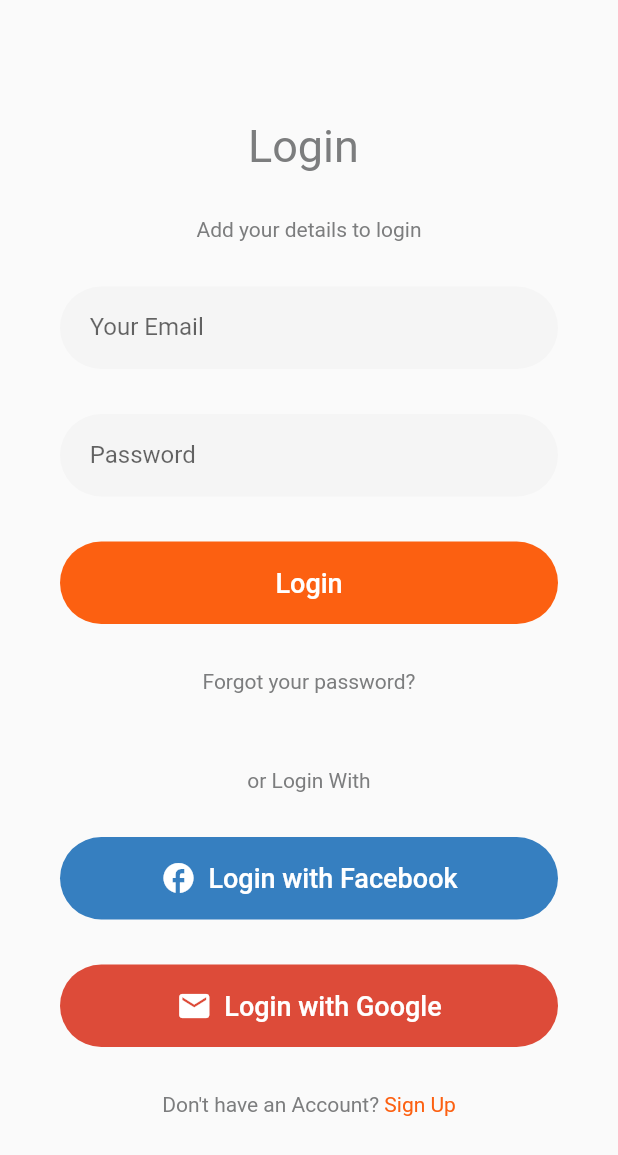
After one commit to EstephanieG0nzalez/MonkeyGP, a Flutter app: the Pantalla3 screen opened by its route, on a phone screen of 412 x 824 dp. The commit adds this screen. Shown: the top 1155 px of the screen. Run offline on Flutter 3.47's test engine with Material 2 defaults, Android fonts, the phone set to English and light mode, and no system bars.

Commit message:
Pantallas 3 y 4 Alexandra Guidiño

```diff
--- /dev/null
+++ b/lib/src/pages/pantalla3.dart
@@ -0,0 +1,206 @@
+import 'package:flutter/material.dart';
+
+class Pantalla3 extends StatelessWidget {
+  const Pantalla3({Key? key}) : super(key: key);
+
+  @override
+  Widget build(BuildContext context) {
+    final _height = MediaQuery.of(context).size.height;
+    return Scaffold(
+      body: Stack(
+        children: <Widget>[
+          Column(
+            children: <Widget>[
+              SizedBox(
+                height: _height * 1.0,
+                width: double.infinity,
+                child: Column(
+                  children: <Widget>[
+                    Container(
+                        margin: const EdgeInsets.only(top: 80.0),
+                        child: Wrap(
+                          alignment: WrapAlignment.center,
+                          children: const <Widget>[
+                            Text(
+                              'Login ',
+                              style: TextStyle(
+                                  color: Color.fromRGBO(124, 125, 126, 1.0),
+                                  fontSize: 30.0),
+                            ),
+                          ],
+                        )),
+                    const SizedBox(
+                      height: 30.0,
+                    ),
+                    Wrap(
+                      alignment: WrapAlignment.center,
+                      children: const <Widget>[
+                        Text(
+                          'Add your details to login',
+                          style: TextStyle(
+                              color: Color.fromRGBO(124, 125, 126, 1.0)),
+                        )
+                      ],
+                    ),
+                    const SizedBox(
+                      height: 30.0,
+                    ),
+                    Container(
+                      width: double.infinity,
+                      height: 55.0,
+                      margin: const EdgeInsets.only(left: 40.0, right: 40.0),
+                      decoration: BoxDecoration(
+                          borderRadius: BorderRadius.circular(30),
+                          color: Colors.grey[100]),
+                      child: TextFormField(
+                        obscureText: true,
+                        keyboardType: TextInputType.text,
+                        decoration: const InputDecoration(
+                          border: InputBorder.none,
+                          labelText: '     Your Email',
+                        ),
+                      ),
+                    ),
+                    const SizedBox(
+                      height: 30.0,
+                    ),
+                    Container(
+                      width: double.infinity,
+                      height: 55.0,
+                      margin: const EdgeInsets.only(left: 40.0, right: 40.0),
+                      decoration: BoxDecoration(
+                          borderRadius: BorderRadius.circular(30),
+                          color: Colors.grey[100]),
+                      child: TextFormField(
+                        obscureText: true,
+                        keyboardType: TextInputType.text,
+                        decoration: const InputDecoration(
+                          border: InputBorder.none,
+                          labelText: '     Password',
+                        ),
+                      ),
+                    ),
+                    const SizedBox(
+                      height: 30.0,
+                    ),
+                    Container(
+                      width: double.infinity,
+                      height: 55.0,
+                      margin: const EdgeInsets.only(left: 40.0, right: 40.0),
+                      decoration: BoxDecoration(
+                          borderRadius: BorderRadius.circular(30),
+                          color: Theme.of(context).primaryColor),
+                      child: const TextButton(
+                        onPressed: null,
+                        child: Text(
+                          'Login',
+                          style: TextStyle(
+                            fontSize: 18,
+                            color: Colors.white,
+                            //fontWeight: FontWeight.bold
+                          ),
+                        ),
+                      ),
+                    ),
+                    const SizedBox(
+                      height: 30.0,
+                    ),
+                    Wrap(
+                      alignment: WrapAlignment.center,
+                      children: const <Widget>[
+                        Text(
+                          'Forgot your password?',
+                          style: TextStyle(
+                              color: Color.fromRGBO(124, 125, 126, 1.0)),
+                        )
+                      ],
+                    ),
+                    const SizedBox(
+                      height: 50.0,
+                    ),
+                    Wrap(
+                      alignment: WrapAlignment.center,
+                      children: const <Widget>[
+                        Text(
+                          'or Login With',
+                          style: TextStyle(
+                              color: Color.fromRGBO(124, 125, 126, 1.0)),
+                        )
+                      ],
+                    ),
+                    const SizedBox(
+                      height: 30.0,
+                    ),
+                    Container(
+                      width: double.infinity,
+                      height: 55.0,
+                      margin: const EdgeInsets.only(left: 40.0, right: 40.0),
+                      decoration: BoxDecoration(
+                          borderRadius: BorderRadius.circular(30),
+                          color: const Color.fromRGBO(54, 127, 192, 1.0)),
+                      child: TextButton.icon(
+                          icon: const Icon(
+                            Icons.facebook,
+                            color: Colors.white,
+                          ),
+                          onPressed: null,
+                          label: const Text(
+                            'Login with Facebook',
+                            style: TextStyle(
+                              fontSize: 18,
+                              color: Colors.white,
+                            ),
+                          )),
+                    ),
+                    const SizedBox(
+                      height: 30.0,
+                    ),
+                    Container(
+                      width: double.infinity,
+                      height: 55.0,
+                      margin: const EdgeInsets.only(left: 40.0, right: 40.0),
+                      decoration: BoxDecoration(
+                          borderRadius: BorderRadius.circular(30),
+                          color: const Color.fromRGBO(221, 75, 57, 1.0)),
+                      child: TextButton.icon(
+                          icon: const Icon(
+                            Icons.mail,
+                            color: Colors.white,
+                          ),
+                          onPressed: null,
+                          label: const Text(
+                            'Login with Google',
+                            style: TextStyle(
+                              fontSize: 18,
+                              color: Colors.white,
+                            ),
+                          )),
+                    ),
+                    const SizedBox(
+                      height: 30.0,
+                    ),
+                    Wrap(
+                      alignment: WrapAlignment.center,
+                      children: const <Widget>[
+                        Text(
+                          "Don't have an Account?",
+                          style: TextStyle(
+                              color: Color.fromRGBO(124, 125, 126, 1.0)),
+                        ),
+                        Text(
+                          ' Sign Up',
+                          style: TextStyle(
+                              color: Color.fromRGBO(252, 96, 17, 1.0)),
+                        )
+                      ],
+                    ),
+                  ],
+                ),
+              )
+            ],
+          )
+        ],
+      ),
+    );
+  }
+}
--- a/lib/src/routes/routes.dart
+++ b/lib/src/routes/routes.dart
@@ -1,8 +1,12 @@
 import 'package:app_monkey/src/pages/home_page.dart';
 import 'package:app_monkey/src/pages/login_page.dart';
+import 'package:app_monkey/src/pages/pantalla3.dart';
+import 'package:app_monkey/src/pages/pantalla4.dart';
 import 'package:flutter/material.dart';
 
 final routes = <String, WidgetBuilder>{
   '/': (BuildContext context) => const HomePage(),
-  '/login': (BuildContext context) => const LoginPage()
+  '/login': (BuildContext context) => const LoginPage(),
+  '/pant3': (BuildContext context) => const Pantalla3(),
+  '/pant4': (BuildContext context) => const Pantalla4()
 };
```
Also changed, not shown: lib/src/pages/pantalla4.dart (added, +202 -0 lines).
